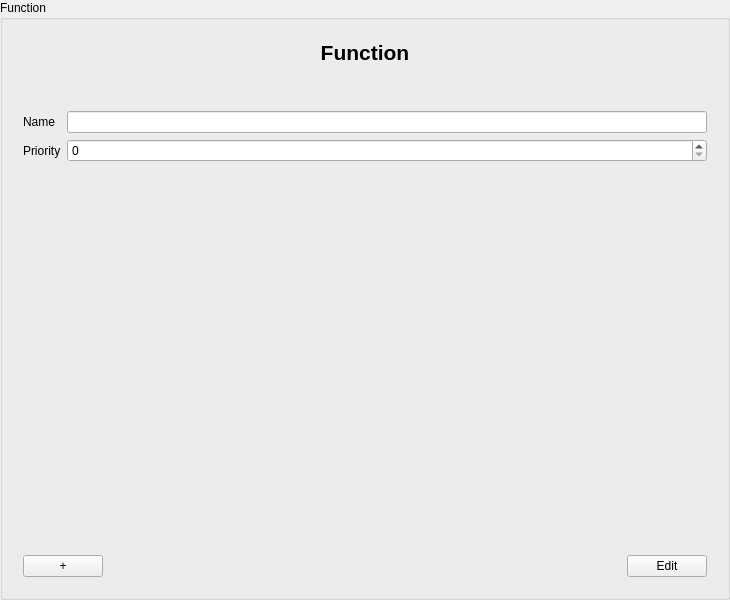
The window that resources/forms/functioninputarea.ui (jmuelbert/jmbde-python) describes before a commit, drawn with Qt 5.
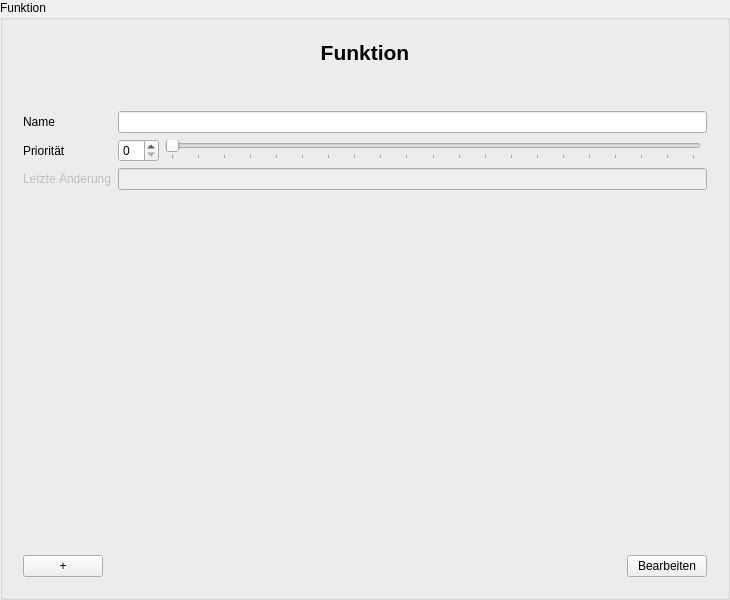
The same window after the commit.

```diff
--- a/resources/forms/functioninputarea.ui
+++ b/resources/forms/functioninputarea.ui
@@ -17,12 +17,12 @@
    <string>FunctionInputDialog</string>
   </property>
   <property name="title">
-   <string>Function</string>
+   <string>Funktion</string>
   </property>
-  <layout class="QVBoxLayout" name="verticalLayout_3">
-   <item>
-    <widget class="QWidget" name="formLayoutWidget" native="true">
-     <layout class="QVBoxLayout" name="verticalLayout_2">
+  <layout class="QGridLayout" name="gridLayout_3">
+   <item row="0" column="0">
+    <widget class="QWidget" name="GroupBox" native="true">
+     <layout class="QVBoxLayout" name="verticalLayout_3">
       <item>
        <layout class="QVBoxLayout" name="verticalLayout">
         <item>
@@ -35,7 +35,7 @@
            </font>
           </property>
           <property name="text">
-           <string>Function</string>
+           <string>Funktion</string>
           </property>
           <property name="alignment">
            <set>Qt::AlignCenter</set>
@@ -45,7 +45,7 @@
        </layout>
       </item>
       <item>
-       <spacer name="verticalSpacer">
+       <spacer name="verticalSpacer_2">
         <property name="orientation">
          <enum>Qt::Vertical</enum>
         </property>
@@ -62,19 +62,35 @@
       </item>
       <item>
        <layout class="QGridLayout" name="gridLayout">
-        <item row="1" column="0">
-         <widget class="QLabel" name="label_Priority">
+        <item row="1" column="2">
+         <widget class="QSlider" name="priorityHorizontalSlider">
+          <property name="maximum">
+           <number>100</number>
+          </property>
+          <property name="orientation">
+           <enum>Qt::Horizontal</enum>
+          </property>
+          <property name="tickPosition">
+           <enum>QSlider::TicksBelow</enum>
+          </property>
+          <property name="tickInterval">
+           <number>5</number>
+          </property>
+         </widget>
+        </item>
+        <item row="2" column="0">
+         <widget class="QLabel" name="lastUpdateLabel">
+          <property name="enabled">
+           <bool>false</bool>
+          </property>
           <property name="text">
-           <string>Priority</string>
+           <string>Letzte Änderung</string>
           </property>
           <property name="buddy">
            <cstring>spinBox_Priotity</cstring>
           </property>
          </widget>
         </item>
-        <item row="0" column="3">
-         <widget class="QLineEdit" name="lineEdit_Name"/>
-        </item>
         <item row="0" column="0">
          <widget class="QLabel" name="label_Name">
           <property name="text">
@@ -85,13 +101,33 @@
           </property>
          </widget>
         </item>
-        <item row="1" column="3">
-         <widget class="QSpinBox" name="spinBox_Priotity"/>
+        <item row="1" column="0">
+         <widget class="QLabel" name="priorityLabel">
+          <property name="text">
+           <string>Priorität</string>
+          </property>
+          <property name="buddy">
+           <cstring>priorityHorizontalSlider</cstring>
+          </property>
+         </widget>
+        </item>
+        <item row="1" column="1">
+         <widget class="QSpinBox" name="prioritySpinBox" />
+        </item>
+        <item row="0" column="1" colspan="3">
+         <widget class="QLineEdit" name="nameLineEdit" />
+        </item>
+        <item row="2" column="1" colspan="3">
+         <widget class="QLineEdit" name="lastUpdateLineEdit">
+          <property name="enabled">
+           <bool>false</bool>
+          </property>
+         </widget>
         </item>
        </layout>
       </item>
       <item>
-       <spacer name="verticalSpacer_2">
+       <spacer name="verticalSpacer">
         <property name="orientation">
          <enum>Qt::Vertical</enum>
         </property>
@@ -128,7 +164,7 @@
         <item>
          <widget class="QPushButton" name="pushButton_EditFinish">
           <property name="text">
-           <string>Edit</string>
+           <string>Bearbeiten</string>
           </property>
          </widget>
         </item>
```
Left out of the diff: 30 changed lines with no effect on the pictures.
